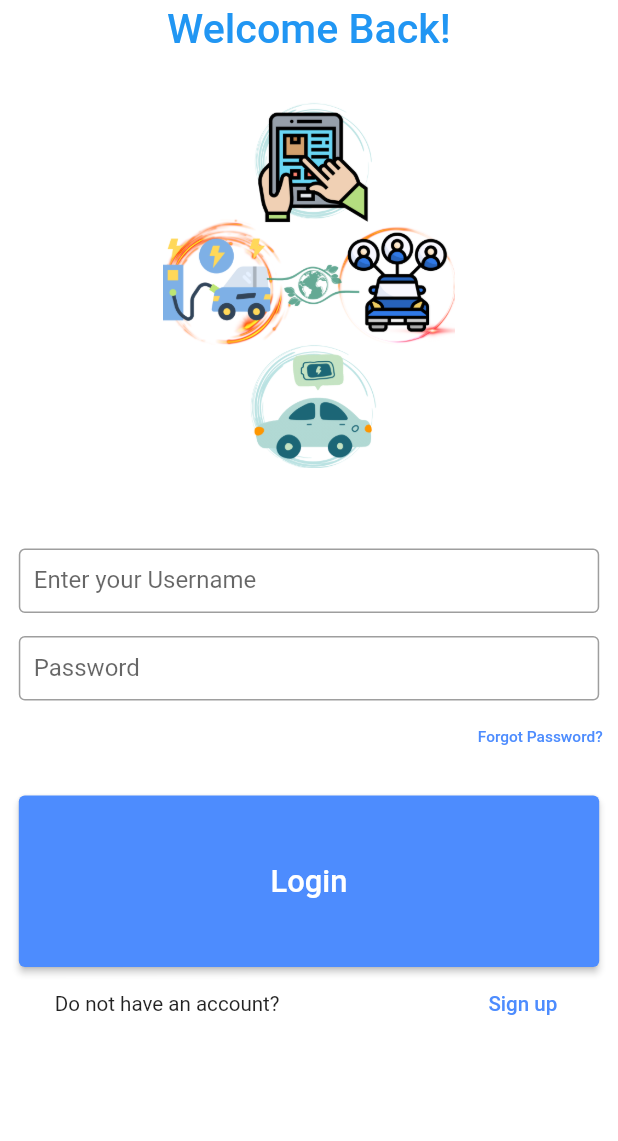
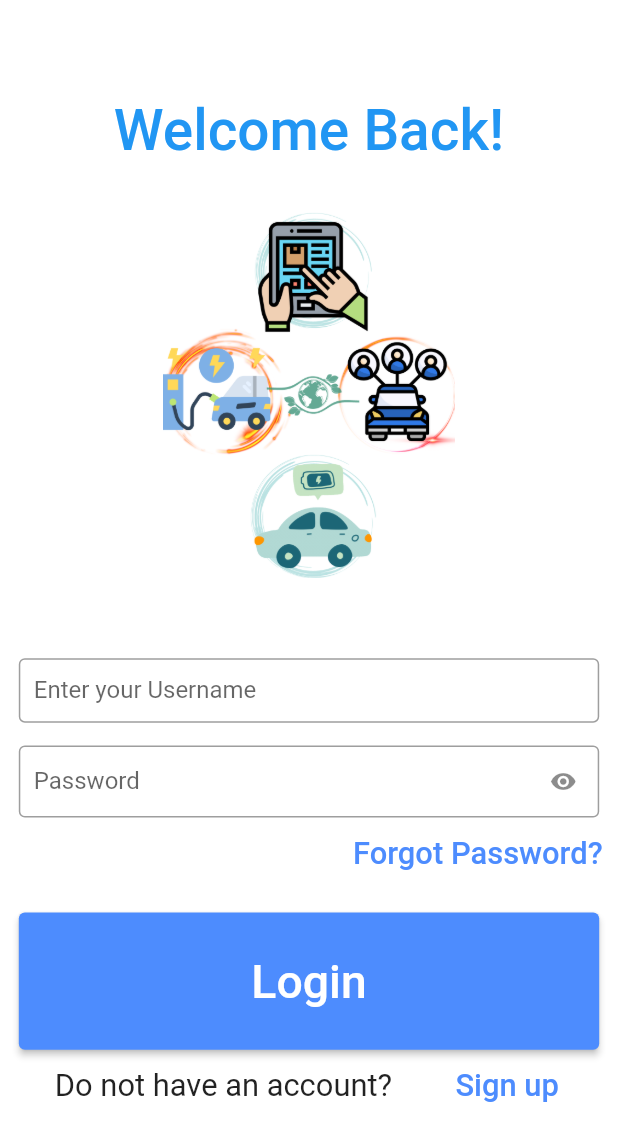
Before and after one commit to nguyentea/MOT_ControlPanel_flutter-dev_thuc, a Flutter app: the screen it shows after launch, on a phone screen of 412 x 824 dp. Shown: the top 1141 px of the screen. Run offline on Flutter 3.47's test engine with Material 2 defaults, Android fonts, the light colour scheme and no system bars; our stand-ins replace animated_text_kit, awesome_dialog, cloud_firestore, dio, firebase_auth, firebase_core and 8 more; missing offline and left inert: flutter_downloader, flutter_file_downloader, flutter_mjpeg, flutter_vlc_player, side_bar_custom, splash_screen_view; accounts and stored records are empty; Roboto replaces fonts that are missing (Poppins).

Commit message:
17/7 fix login

```diff
--- a/lib/screens/login.dart
+++ b/lib/screens/login.dart
@@ -3,6 +3,7 @@ import 'package:flutter/cupertino.dart';
 import 'package:flutter/material.dart';
 import 'package:firebase_auth/firebase_auth.dart';
 import 'package:fluttercontrolpanel/components/empty_page.dart';
+import 'package:shared_preferences/shared_preferences.dart';
 import 'package:splash_screen_view/SplashScreenView.dart';
 
 import '../components/side_menu.dart';
@@ -63,6 +64,30 @@ class _SignPageState extends State<SignPage> {
 
   TextEditingController nameController = TextEditingController();
   TextEditingController passwordController = TextEditingController();
+  bool showPass = true;
+  save(var data, var name) async {
+    final SharedPreferences prefs = await SharedPreferences.getInstance();
+    await prefs.setString(name, data);
+  }
+  savebool(var data, var name) async {
+    final SharedPreferences prefs = await SharedPreferences.getInstance();
+    await prefs.setBool(name, data);
+  }
+  @override
+  void initState(){
+    super.initState();
+    _GetDataSave();
+  }
+  _GetDataSave() async {
+    final SharedPreferences prefs = await SharedPreferences.getInstance();
+    String? dataname = prefs.getString('username');
+    String? datapass = prefs.getString('password');
+    setState(() {
+      dataname != null ? nameController.text = dataname! : "";
+      datapass != null ? passwordController.text = datapass! : "";
+    });
+
+  }
 
   @override
   Widget build(BuildContext context) {
@@ -76,6 +101,9 @@ class _SignPageState extends State<SignPage> {
             padding:  EdgeInsets.all(13*curR),
             child: ListView(
               children: <Widget>[
+                SizedBox(
+                  height: 80*heightR,
+                ),
                 Container(
                     alignment: Alignment.center,
                     padding:  EdgeInsets.only(top: 10*curR,left: 10*curR,right: 10*curR,bottom: 10*curR),
@@ -85,7 +113,7 @@ class _SignPageState extends State<SignPage> {
                       style: TextStyle(
                           color: Colors.blue,
                           fontWeight: FontWeight.w500,
-                          fontSize: 160 * curR),
+                          fontSize: 220 * curR),
                     )),
                 Container(
                   // color: Colors.red,
@@ -111,21 +139,21 @@ class _SignPageState extends State<SignPage> {
                     decoration: InputDecoration(
                       labelText: 'Password',
                       hintText: "Enter your Password",
-                      // suffixIcon: IconButton(
-                      //     icon: Icon(
-                      //       showPass ? Icons.visibility : Icons.visibility_off,
-                      //       semanticLabel: showPass ? 'hide password' : 'show password',
-                      //     ),
-                      //     onPressed: () {
-                      //       setState(() {
-                      //         setState(() {
-                      //           showPass = !showPass;
-                      //         });
-                      //         //print("Icon button pressed! state: $_passwordVisible"); //Confirmed that the _passwordVisible is toggled each time the button is pressed.
-                      //       });
-                      //     }),
+                      suffixIcon: IconButton(
+                          icon: Icon(
+                            showPass ? Icons.visibility : Icons.visibility_off,
+                            semanticLabel: showPass ? 'hide password' : 'show password',
+                          ),
+                          onPressed: () {
+                            setState(() {
+                              setState(() {
+                                showPass = !showPass;
+                              });
+                              //print("Icon button pressed! state: $_passwordVisible"); //Confirmed that the _passwordVisible is toggled each time the button is pressed.
+                            });
+                          }),
                     ),
-                    obscureText: true,
+                    obscureText: showPass,
 
                   ),
                 ),
@@ -156,19 +184,19 @@ class _SignPageState extends State<SignPage> {
                     child:  Text(
                       'Forgot Password?',
                       style: TextStyle(
-                        fontSize: 60*curR,
+                        fontSize: 120*curR,
                       ),
                     ),
                   ),
                 ),
                 Container(
-                    height: 150*heightR,
+                    height: 120*heightR,
                     margin: EdgeInsets.only(top: 20*heightR),
                     padding:  EdgeInsets.fromLTRB(60*widthR, 0, 60*widthR, 0),
                     child: ElevatedButton(
                       child:  Text(
                         'Login',
-                        style: TextStyle(fontSize: 120*curR),
+                        style: TextStyle(fontSize: 180*curR),
                       ),
                       onPressed: () {
                         signInEmailPassword(nameController.text, passwordController.text);
@@ -181,7 +209,7 @@ class _SignPageState extends State<SignPage> {
                       margin: EdgeInsets.only(left: 200*widthR),
                       child: Text('Do not have an account?',
                         style: TextStyle(
-                          fontSize: 80*curR,
+                          fontSize: 120*curR,
                         ),),
                     ),
                     Container(
@@ -189,7 +217,7 @@ class _SignPageState extends State<SignPage> {
                         child: TextButton(
                           child:  Text(
                             'Sign up',
-                            style: TextStyle(fontSize: 80*curR),
+                            style: TextStyle(fontSize: 120*curR),
                           ),
                           onPressed: () {
                             Navigator.push(context, MaterialPageRoute(
@@ -216,6 +244,8 @@ class _SignPageState extends State<SignPage> {
                 builder: (context) =>
                     SideMenu(currentIndex: 0,currentIndex_listcamera: 0, currentIndex_listProfile: 0, currentIndext_listSearch: 0,)
             ));
+            save(nameController.text,'username');
+            save(passwordController.text,'password');
       }).catchError((e){
         print(e);
         MSG(e.code);
--- a/pubspec.yaml
+++ b/pubspec.yaml
@@ -66,6 +66,7 @@ dependencies:
   line_awesome_flutter: 2.0.0
   image_picker: ^0.8.7+4
   flutter_downloader: ^1.6.2
+  shared_preferences: ^2.2.0
 
 
 
```
Also changed, not shown: pubspec.lock, 1 other file.
